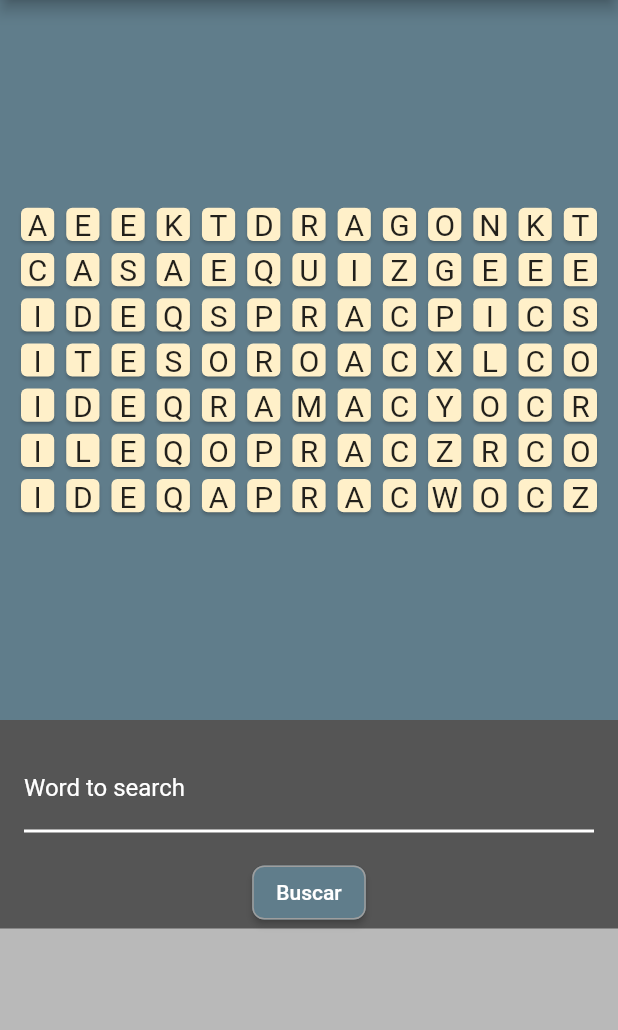
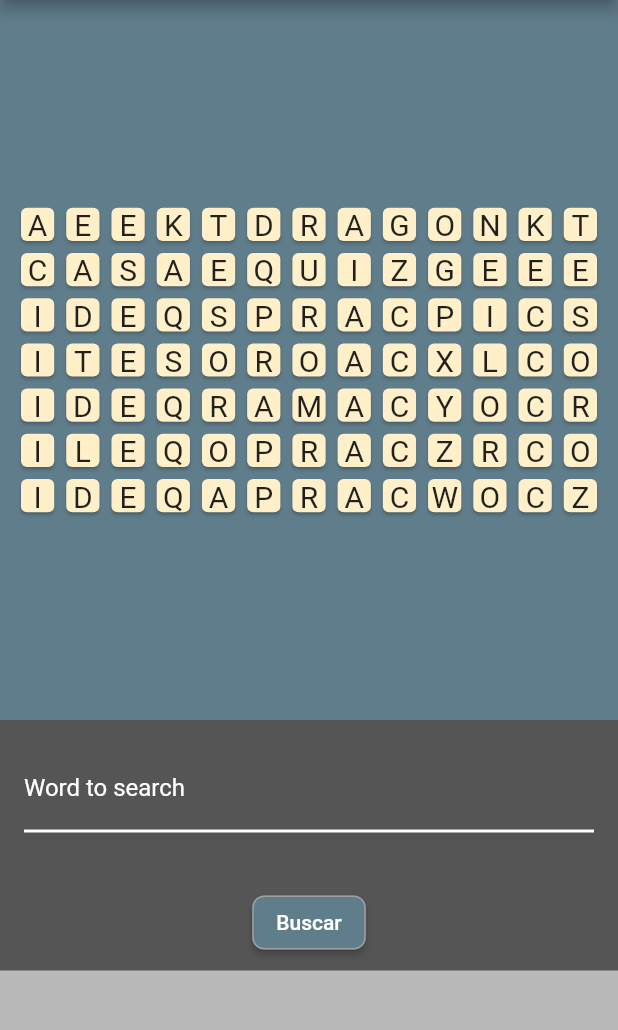
Before and after one commit to sebastianbaquerop/rick-morty, a Flutter app: the screen it shows after launch, on a phone screen of 412 x 824 dp, the part 156-1186 px from its top. Run offline on Flutter 3.47's test engine with Material 2 defaults, Android fonts, the phone set to English and light mode, and no system bars; our stand-ins replace graphql_flutter.

Commit message:
feat: visual adjustment

```diff
--- a/rickandmortyapp/lib/crossword/screens/crossword_widget.dart
+++ b/rickandmortyapp/lib/crossword/screens/crossword_widget.dart
@@ -154,18 +154,19 @@ class neighbors extends State<Crossword> {
                             }
                           }),
                     ),
-                    Row(
+                    Padding(
+                      padding: const EdgeInsets.only(
+                          left: 16.0, top: 4.0, right: 4.0, bottom: 8.0),
+                      child: Row(
                         children: [
                           if (showText)
                             Expanded(
-                              child: Padding(
-                            padding: const EdgeInsets.all(4.0),
                               child: Text(text,
                                   style: TextStyle(
                                     fontSize: 16,
                                     color: Color.fromRGBO(255, 240, 201, 1),
                                   )),
-                          )),
+                            ),
                           if (showTexLocation)
                             Expanded(
                               child: Padding(
@@ -179,7 +180,10 @@ class neighbors extends State<Crossword> {
                             )
                         ],
                       ),
-                    ElevatedButton(
+                    ),
+                    Padding(
+                      padding: const EdgeInsets.all(8.0),
+                      child: ElevatedButton(
                           style: ButtonStyle(
                               shape: MaterialStateProperty.all<
                                       RoundedRectangleBorder>(
@@ -195,6 +199,7 @@ class neighbors extends State<Crossword> {
                               _findWord();
                             }
                           }),
+                    ),
                   ],
                 ),
               ),
```
Lines whose indentation alone changed are shown as unchanged.
